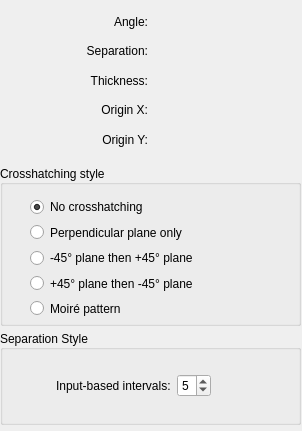
First picture: the form in krita/plugins/paintops/hatching/wdghatchingoptions.ui, repository KDE/krita, before the edit.
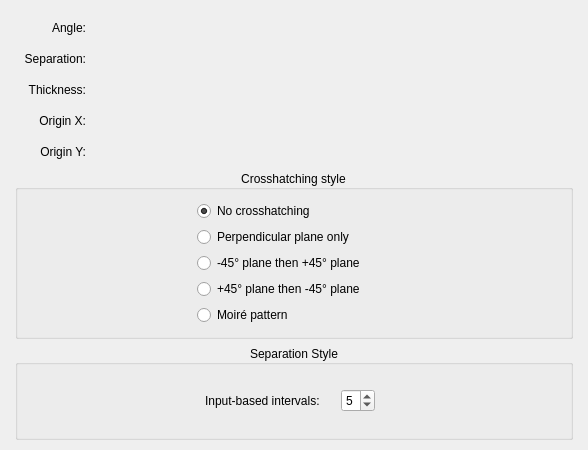
Second picture: the form after the edit. Custom widgets are drawn as their Qt base class.

Commit message: Beautifying the Hatching Brush config GUI, it now looks worthy of a beta

```diff
--- a/krita/plugins/paintops/hatching/wdghatchingoptions.ui
+++ b/krita/plugins/paintops/hatching/wdghatchingoptions.ui
@@ -6,35 +6,38 @@
    <rect>
     <x>0</x>
     <y>0</y>
-    <width>302</width>
-    <height>431</height>
+    <width>588</width>
+    <height>450</height>
    </rect>
   </property>
   <property name="sizePolicy">
-   <sizepolicy hsizetype="Minimum" vsizetype="Preferred">
-    <horstretch>0</horstretch>
+   <sizepolicy hsizetype="Minimum" vsizetype="Minimum">
+    <horstretch>1</horstretch>
     <verstretch>0</verstretch>
    </sizepolicy>
   </property>
   <property name="minimumSize">
    <size>
     <width>302</width>
-    <height>431</height>
+    <height>443</height>
+   </size>
+  </property>
+  <property name="maximumSize">
+   <size>
+    <width>600</width>
+    <height>480</height>
+   </size>
+  </property>
+  <property name="sizeIncrement">
+   <size>
+    <width>0</width>
+    <height>0</height>
    </size>
   </property>
   <property name="windowTitle">
    <string>Form</string>
   </property>
-  <widget class="QWidget" name="gridLayoutWidget_3">
-   <property name="geometry">
-    <rect>
-     <x>0</x>
-     <y>0</y>
-     <width>301</width>
-     <height>151</height>
-    </rect>
-   </property>
-   <layout class="QGridLayout" name="gridLayout_3" columnstretch="0,0">
+  <layout class="QVBoxLayout" name="verticalLayout_2">
     <property name="leftMargin">
      <number>15</number>
     </property>
@@ -43,6 +46,29 @@
     </property>
     <property name="rightMargin">
      <number>15</number>
+   </property>
+   <property name="bottomMargin">
+    <number>10</number>
+   </property>
+   <item>
+    <layout class="QGridLayout" name="gridLayout_3" columnstretch="0,1">
+     <property name="sizeConstraint">
+      <enum>QLayout::SetDefaultConstraint</enum>
+     </property>
+     <property name="leftMargin">
+      <number>9</number>
+     </property>
+     <property name="topMargin">
+      <number>7</number>
+     </property>
+     <property name="rightMargin">
+      <number>15</number>
+     </property>
+     <property name="bottomMargin">
+      <number>2</number>
+     </property>
+     <property name="verticalSpacing">
+      <number>10</number>
     </property>
     <item row="0" column="0">
      <widget class="QLabel" name="label_14">
@@ -52,6 +78,12 @@
         <verstretch>0</verstretch>
        </sizepolicy>
       </property>
+       <property name="layoutDirection">
+        <enum>Qt::LeftToRight</enum>
+       </property>
+       <property name="frameShape">
+        <enum>QFrame::NoFrame</enum>
+       </property>
       <property name="text">
        <string>Angle:</string>
       </property>
@@ -78,6 +110,12 @@
     </item>
     <item row="3" column="0">
      <widget class="QLabel" name="label_22">
+       <property name="sizePolicy">
+        <sizepolicy hsizetype="Preferred" vsizetype="Preferred">
+         <horstretch>0</horstretch>
+         <verstretch>0</verstretch>
+        </sizepolicy>
+       </property>
       <property name="text">
        <string>Origin X:</string>
       </property>
@@ -88,6 +126,12 @@
     </item>
     <item row="4" column="0">
      <widget class="QLabel" name="label_24">
+       <property name="sizePolicy">
+        <sizepolicy hsizetype="Preferred" vsizetype="Preferred">
+         <horstretch>0</horstretch>
+         <verstretch>0</verstretch>
+        </sizepolicy>
+       </property>
       <property name="text">
        <string>Origin Y:</string>
       </property>
@@ -100,54 +144,108 @@
      <widget class="KisDoubleSliderSpinBox" name="angleKisDoubleSliderSpinBox" native="true">
       <property name="sizePolicy">
        <sizepolicy hsizetype="Minimum" vsizetype="Preferred">
-        <horstretch>0</horstretch>
-        <verstretch>0</verstretch>
-       </sizepolicy>
-      </property>
+         <horstretch>1</horstretch>
+         <verstretch>1</verstretch>
+        </sizepolicy>
+       </property>
+       <property name="minimumSize">
+        <size>
+         <width>0</width>
+         <height>20</height>
+        </size>
+       </property>
+       <property name="maximumSize">
+        <size>
+         <width>16777215</width>
+         <height>23</height>
+        </size>
+       </property>
      </widget>
     </item>
     <item row="1" column="1">
      <widget class="KisDoubleSliderSpinBox" name="separationKisDoubleSliderSpinBox" native="true">
       <property name="sizePolicy">
        <sizepolicy hsizetype="Minimum" vsizetype="Preferred">
-        <horstretch>0</horstretch>
-        <verstretch>0</verstretch>
-       </sizepolicy>
-      </property>
+         <horstretch>1</horstretch>
+         <verstretch>1</verstretch>
+        </sizepolicy>
+       </property>
+       <property name="minimumSize">
+        <size>
+         <width>0</width>
+         <height>20</height>
+        </size>
+       </property>
+       <property name="maximumSize">
+        <size>
+         <width>16777215</width>
+         <height>23</height>
+        </size>
+       </property>
      </widget>
     </item>
     <item row="2" column="1">
      <widget class="KisDoubleSliderSpinBox" name="thicknessKisDoubleSliderSpinBox" native="true">
       <property name="sizePolicy">
        <sizepolicy hsizetype="Minimum" vsizetype="Preferred">
-        <horstretch>0</horstretch>
-        <verstretch>0</verstretch>
-       </sizepolicy>
-      </property>
+         <horstretch>1</horstretch>
+         <verstretch>1</verstretch>
+        </sizepolicy>
+       </property>
+       <property name="minimumSize">
+        <size>
+         <width>0</width>
+         <height>20</height>
+        </size>
+       </property>
+       <property name="maximumSize">
+        <size>
+         <width>16777215</width>
+         <height>23</height>
+        </size>
+       </property>
      </widget>
     </item>
     <item row="3" column="1">
      <widget class="KisDoubleSliderSpinBox" name="originXKisDoubleSliderSpinBox" native="true">
       <property name="sizePolicy">
        <sizepolicy hsizetype="Minimum" vsizetype="Preferred">
-        <horstretch>0</horstretch>
-        <verstretch>0</verstretch>
-       </sizepolicy>
-      </property>
+         <horstretch>1</horstretch>
+         <verstretch>1</verstretch>
+        </sizepolicy>
+       </property>
+       <property name="minimumSize">
+        <size>
+         <width>0</width>
+         <height>20</height>
+        </size>
+       </property>
+       <property name="maximumSize">
+        <size>
+         <width>16777215</width>
+         <height>23</height>
+        </size>
+       </property>
      </widget>
     </item>
     <item row="4" column="1">
      <widget class="KisDoubleSliderSpinBox" name="originYKisDoubleSliderSpinBox" native="true">
       <property name="sizePolicy">
        <sizepolicy hsizetype="Minimum" vsizetype="Preferred">
-        <horstretch>0</horstretch>
-        <verstretch>0</verstretch>
+         <horstretch>1</horstretch>
+         <verstretch>1</verstretch>
        </sizepolicy>
       </property>
       <property name="minimumSize">
        <size>
         <width>0</width>
-        <height>0</height>
+         <height>20</height>
+        </size>
+       </property>
+       <property name="maximumSize">
+        <size>
+         <width>16777215</width>
+         <height>23</height>
        </size>
       </property>
      </widget>
@@ -169,16 +267,9 @@
      </widget>
     </item>
    </layout>
-  </widget>
+   </item>
+   <item>
   <widget class="QGroupBox" name="groupBox">
-   <property name="geometry">
-    <rect>
-     <x>0</x>
-     <y>165</y>
-     <width>301</width>
-     <height>161</height>
-    </rect>
-   </property>
    <property name="minimumSize">
     <size>
      <width>301</width>
@@ -189,7 +280,7 @@
     <string>Crosshatching style</string>
    </property>
    <property name="alignment">
-    <set>Qt::AlignLeading|Qt::AlignLeft|Qt::AlignVCenter</set>
+      <set>Qt::AlignCenter</set>
    </property>
    <property name="checkable">
     <bool>false</bool>
@@ -197,16 +288,25 @@
    <property name="checked">
     <bool>false</bool>
    </property>
-   <widget class="QWidget" name="verticalLayoutWidget">
-    <property name="geometry">
-     <rect>
-      <x>10</x>
-      <y>30</y>
-      <width>281</width>
-      <height>125</height>
-     </rect>
-    </property>
+     <layout class="QHBoxLayout" name="horizontalLayout" stretch="1,1,1">
+      <item>
+       <spacer name="horizontalSpacer_2">
+        <property name="orientation">
+         <enum>Qt::Horizontal</enum>
+        </property>
+        <property name="sizeHint" stdset="0">
+         <size>
+          <width>40</width>
+          <height>20</height>
+         </size>
+        </property>
+       </spacer>
+      </item>
+      <item>
     <layout class="QVBoxLayout" name="verticalLayout">
+        <property name="sizeConstraint">
+         <enum>QLayout::SetMaximumSize</enum>
+        </property>
      <property name="leftMargin">
       <number>20</number>
      </property>
@@ -221,6 +321,18 @@
      </property>
      <item>
       <widget class="QRadioButton" name="noCrosshatchingRadioButton">
+          <property name="sizePolicy">
+           <sizepolicy hsizetype="Maximum" vsizetype="Fixed">
+            <horstretch>0</horstretch>
+            <verstretch>0</verstretch>
+           </sizepolicy>
+          </property>
+          <property name="minimumSize">
+           <size>
+            <width>210</width>
+            <height>0</height>
+           </size>
+          </property>
        <property name="text">
         <string>No crosshatching</string>
        </property>
@@ -231,6 +343,18 @@
      </item>
      <item>
       <widget class="QRadioButton" name="perpendicularRadioButton">
+          <property name="sizePolicy">
+           <sizepolicy hsizetype="Maximum" vsizetype="Fixed">
+            <horstretch>0</horstretch>
+            <verstretch>0</verstretch>
+           </sizepolicy>
+          </property>
+          <property name="minimumSize">
+           <size>
+            <width>210</width>
+            <height>0</height>
+           </size>
+          </property>
        <property name="text">
         <string>Perpendicular plane only</string>
        </property>
@@ -241,6 +365,18 @@
      </item>
      <item>
       <widget class="QRadioButton" name="minusThenPlusRadioButton">
+          <property name="sizePolicy">
+           <sizepolicy hsizetype="Maximum" vsizetype="Fixed">
+            <horstretch>0</horstretch>
+            <verstretch>0</verstretch>
+           </sizepolicy>
+          </property>
+          <property name="minimumSize">
+           <size>
+            <width>210</width>
+            <height>0</height>
+           </size>
+          </property>
        <property name="text">
         <string>-45° plane then +45° plane</string>
        </property>
@@ -248,6 +384,18 @@
      </item>
      <item>
       <widget class="QRadioButton" name="plusThenMinusRadioButton">
+          <property name="sizePolicy">
+           <sizepolicy hsizetype="Maximum" vsizetype="Fixed">
+            <horstretch>0</horstretch>
+            <verstretch>0</verstretch>
+           </sizepolicy>
+          </property>
+          <property name="minimumSize">
+           <size>
+            <width>210</width>
+            <height>0</height>
+           </size>
+          </property>
        <property name="text">
         <string>+45° plane then -45° plane</string>
        </property>
@@ -255,23 +403,43 @@
      </item>
      <item>
       <widget class="QRadioButton" name="moirePatternRadioButton">
+          <property name="sizePolicy">
+           <sizepolicy hsizetype="Maximum" vsizetype="Fixed">
+            <horstretch>0</horstretch>
+            <verstretch>0</verstretch>
+           </sizepolicy>
+          </property>
+          <property name="minimumSize">
+           <size>
+            <width>210</width>
+            <height>0</height>
+           </size>
+          </property>
        <property name="text">
         <string>Moiré pattern</string>
        </property>
       </widget>
      </item>
     </layout>
-   </widget>
-  </widget>
+      </item>
+      <item>
+       <spacer name="horizontalSpacer_3">
+        <property name="orientation">
+         <enum>Qt::Horizontal</enum>
+        </property>
+        <property name="sizeHint" stdset="0">
+         <size>
+          <width>40</width>
+          <height>20</height>
+         </size>
+        </property>
+       </spacer>
+      </item>
+     </layout>
+    </widget>
+   </item>
+   <item>
   <widget class="QGroupBox" name="groupBox_2">
-   <property name="geometry">
-    <rect>
-     <x>0</x>
-     <y>330</y>
-     <width>301</width>
-     <height>95</height>
-    </rect>
-   </property>
    <property name="minimumSize">
     <size>
      <width>301</width>
@@ -282,7 +450,7 @@
     <string>Separation Style</string>
    </property>
    <property name="alignment">
-    <set>Qt::AlignLeading|Qt::AlignLeft|Qt::AlignVCenter</set>
+      <set>Qt::AlignCenter</set>
    </property>
    <property name="checkable">
     <bool>false</bool>
@@ -290,22 +458,28 @@
    <property name="checked">
     <bool>false</bool>
    </property>
-   <widget class="QWidget" name="gridLayoutWidget">
-    <property name="geometry">
-     <rect>
-      <x>10</x>
-      <y>30</y>
-      <width>281</width>
-      <height>51</height>
-     </rect>
-    </property>
+     <layout class="QHBoxLayout" name="horizontalLayout_2" stretch="1,1,1">
+      <item>
+       <spacer name="horizontalSpacer_5">
+        <property name="orientation">
+         <enum>Qt::Horizontal</enum>
+        </property>
+        <property name="sizeHint" stdset="0">
+         <size>
+          <width>40</width>
+          <height>20</height>
+         </size>
+        </property>
+       </spacer>
+      </item>
+      <item>
     <layout class="QGridLayout" name="gridLayout">
      <property name="leftMargin">
-      <number>46</number>
-     </property>
-     <property name="rightMargin">
       <number>0</number>
      </property>
+        <property name="rightMargin">
+         <number>8</number>
+        </property>
      <item row="0" column="0">
       <widget class="QLabel" name="label">
        <property name="text">
@@ -338,7 +512,9 @@
        </property>
       </widget>
      </item>
-     <item row="0" column="2">
+       </layout>
+      </item>
+      <item>
       <spacer name="horizontalSpacer">
        <property name="orientation">
         <enum>Qt::Horizontal</enum>
@@ -353,7 +529,8 @@
      </item>
     </layout>
    </widget>
-  </widget>
+   </item>
+  </layout>
  </widget>
  <customwidgets>
   <customwidget>
```
Left out of the diff: 5 changed lines with no effect on the pictures. Lines whose indentation alone changed are shown as unchanged. The commit also changes 1 other file.
